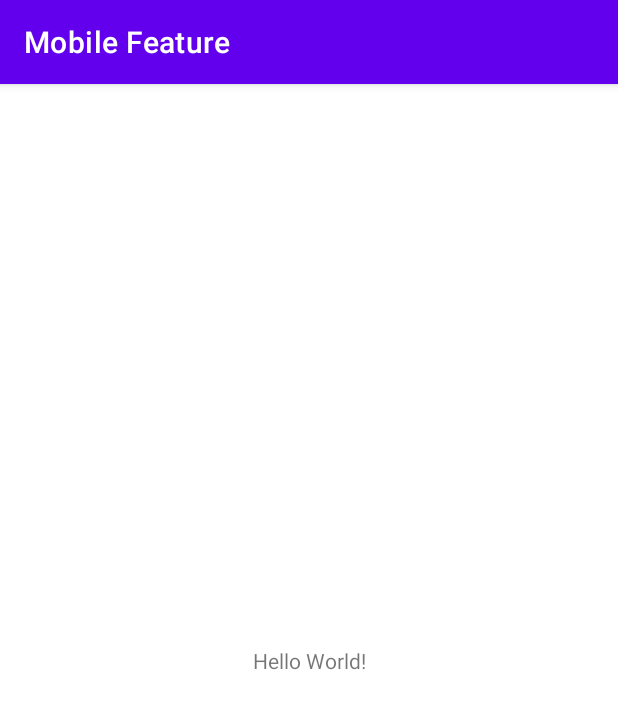
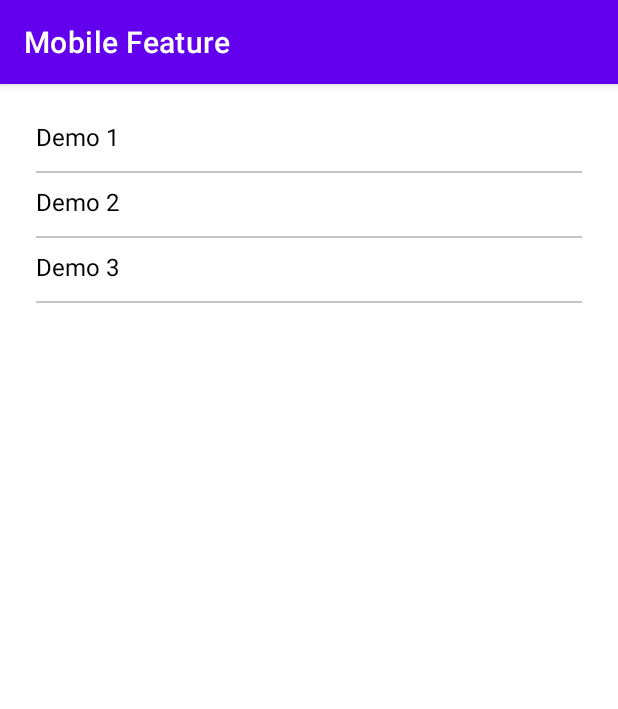
Before and after one commit to ybdevelopers/YB-Android-Projects, an Android app: the screen it shows after launch (MainActivity), on a phone screen of 412 x 824 dp. Shown: the top 709 px of the screen. Run offline under Robolectric (Android 15) with nearby library versions, the light colour scheme and no system bars; our stand-ins replace data binding.

Commit message:
- Completed Design of listing and added navigation controller setup in project.

```diff
--- a/MobileFeature/app/build.gradle
+++ b/MobileFeature/app/build.gradle
@@ -1,6 +1,7 @@
 plugins {
     id 'com.android.application'
     id 'kotlin-android'
+    id 'androidx.navigation.safeargs.kotlin'
 }
 
 android {
@@ -22,6 +23,9 @@ android {
             minifyEnabled false
             proguardFiles getDefaultProguardFile('proguard-android-optimize.txt'), 'proguard-rules.pro'
         }
+        buildFeatures {
+            dataBinding true
+        }
     }
     compileOptions {
         sourceCompatibility JavaVersion.VERSION_1_8
@@ -39,7 +43,14 @@ dependencies {
     implementation 'androidx.appcompat:appcompat:1.3.0'
     implementation 'com.google.android.material:material:1.3.0'
     implementation 'androidx.constraintlayout:constraintlayout:2.0.4'
+    implementation 'androidx.legacy:legacy-support-v4:1.0.0'
     testImplementation 'junit:junit:4.+'
     androidTestImplementation 'androidx.test.ext:junit:1.1.2'
     androidTestImplementation 'androidx.test.espresso:espresso-core:3.3.0'
+
+    // Navigation Component
+    implementation "androidx.navigation:navigation-fragment-ktx:2.3.5"
+    implementation "androidx.navigation:navigation-ui-ktx:2.3.5"
+
+
 }
--- /dev/null
+++ b/MobileFeature/app/src/main/java/com/ybdevelopers/mobilefeature/ListingFragment.kt
@@ -0,0 +1,22 @@
+package com.ybdevelopers.mobilefeature
+
+import android.os.Bundle
+import android.view.LayoutInflater
+import android.view.View
+import android.view.ViewGroup
+import androidx.databinding.DataBindingUtil
+import androidx.fragment.app.Fragment
+import com.ybdevelopers.mobilefeature.databinding.FragmentListingBinding
+
+class ListingFragment : Fragment() {
+    private lateinit var binding: FragmentListingBinding
+
+    override fun onCreateView(
+        inflater: LayoutInflater,
+        container: ViewGroup?,
+        savedInstanceState: Bundle?
+    ): View? {
+        binding = DataBindingUtil.inflate(inflater, R.layout.fragment_listing, container, false)
+        return binding.root
+    }
+}
--- a/MobileFeature/app/src/main/java/com/ybdevelopers/mobilefeature/MainActivity.kt
+++ b/MobileFeature/app/src/main/java/com/ybdevelopers/mobilefeature/MainActivity.kt
@@ -1,11 +1,21 @@
 package com.ybdevelopers.mobilefeature
 
+import android.os.Bundle
 import androidx.appcompat.app.AppCompatActivity
-import android.os.Bundle
+import androidx.databinding.DataBindingUtil
+import androidx.navigation.findNavController
+import com.ybdevelopers.mobilefeature.databinding.ActivityMainBinding
 
 class MainActivity : AppCompatActivity() {
+    private lateinit var binding: ActivityMainBinding
+
     override fun onCreate(savedInstanceState: Bundle?) {
         super.onCreate(savedInstanceState)
-        setContentView(R.layout.activity_main)
+        binding = DataBindingUtil.setContentView(this, R.layout.activity_main)
+    }
+
+    override fun onSupportNavigateUp(): Boolean {
+        val navController = findNavController(R.id.nav_host_fragment_container)
+        return navController.navigateUp() || super.onSupportNavigateUp()
     }
 }
--- a/MobileFeature/app/src/main/res/layout/activity_main.xml
+++ b/MobileFeature/app/src/main/res/layout/activity_main.xml
@@ -1,18 +1,20 @@
 <?xml version="1.0" encoding="utf-8"?>
-<androidx.constraintlayout.widget.ConstraintLayout xmlns:android="http://schemas.android.com/apk/res/android"
+<layout xmlns:android="http://schemas.android.com/apk/res/android"
     xmlns:app="http://schemas.android.com/apk/res-auto"
-    xmlns:tools="http://schemas.android.com/tools"
-    android:layout_width="match_parent"
-    android:layout_height="match_parent"
-    tools:context=".MainActivity">
+    xmlns:tools="http://schemas.android.com/tools">
 
-    <TextView
-        android:layout_width="wrap_content"
-        android:layout_height="wrap_content"
-        android:text="Hello World!"
-        app:layout_constraintBottom_toBottomOf="parent"
-        app:layout_constraintLeft_toLeftOf="parent"
-        app:layout_constraintRight_toRightOf="parent"
-        app:layout_constraintTop_toTopOf="parent" />
+    <androidx.constraintlayout.widget.ConstraintLayout
+        android:layout_width="match_parent"
+        android:layout_height="match_parent"
+        tools:context=".MainActivity">
 
-</androidx.constraintlayout.widget.ConstraintLayout>
+        <androidx.fragment.app.FragmentContainerView
+            android:id="@+id/nav_host_fragment"
+            android:name="androidx.navigation.fragment.NavHostFragment"
+            android:layout_width="match_parent"
+            android:layout_height="match_parent"
+            app:defaultNavHost="true"
+            app:navGraph="@navigation/nav_graph"/>
+
+    </androidx.constraintlayout.widget.ConstraintLayout>
+</layout>
--- /dev/null
+++ b/MobileFeature/app/src/main/res/layout/fragment_listing.xml
@@ -0,0 +1,108 @@
+<?xml version="1.0" encoding="utf-8"?>
+<layout xmlns:android="http://schemas.android.com/apk/res/android"
+    xmlns:app="http://schemas.android.com/apk/res-auto"
+    xmlns:tools="http://schemas.android.com/tools"
+    tools:context=".ListingFragment">
+
+    <androidx.core.widget.NestedScrollView
+        android:layout_width="match_parent"
+        android:layout_height="match_parent"
+        android:fillViewport="true"
+        android:padding="24dp">
+
+        <androidx.constraintlayout.widget.ConstraintLayout
+            android:layout_width="match_parent"
+            android:layout_height="wrap_content">
+
+            <TextView
+                android:id="@+id/tv_first_name"
+                android:layout_width="wrap_content"
+                android:layout_height="wrap_content"
+                android:text="Demo 1"
+                android:textColor="@color/black"
+                android:textSize="16sp"
+                app:layout_constraintStart_toStartOf="parent"
+                app:layout_constraintTop_toTopOf="parent" />
+
+            <androidx.recyclerview.widget.RecyclerView
+                android:id="@+id/rv_first"
+                android:layout_width="match_parent"
+                android:layout_height="wrap_content"
+                android:layout_marginTop="8dp"
+                app:layout_constraintEnd_toEndOf="parent"
+                app:layout_constraintStart_toStartOf="parent"
+                app:layout_constraintTop_toBottomOf="@id/tv_first_name" />
+
+            <View
+                android:id="@+id/first_divider"
+                android:layout_width="match_parent"
+                android:layout_height="1dp"
+                android:layout_marginTop="4dp"
+                android:background="#C5C5C5"
+                app:layout_constraintEnd_toEndOf="parent"
+                app:layout_constraintStart_toStartOf="parent"
+                app:layout_constraintTop_toBottomOf="@id/rv_first" />
+
+            <TextView
+                android:id="@+id/tv_second_name"
+                android:layout_width="wrap_content"
+                android:layout_height="wrap_content"
+                android:layout_marginTop="8dp"
+                android:text="Demo 2"
+                android:textColor="@color/black"
+                android:textSize="16sp"
+                app:layout_constraintStart_toStartOf="parent"
+                app:layout_constraintTop_toBottomOf="@+id/first_divider" />
+
+            <androidx.recyclerview.widget.RecyclerView
+                android:id="@+id/rv_second"
+                android:layout_width="match_parent"
+                android:layout_height="wrap_content"
+                android:layout_marginTop="8dp"
+                app:layout_constraintEnd_toEndOf="parent"
+                app:layout_constraintStart_toStartOf="parent"
+                app:layout_constraintTop_toBottomOf="@id/tv_second_name" />
+
+            <View
+                android:id="@+id/second_divider"
+                android:layout_width="match_parent"
+                android:layout_height="1dp"
+                android:layout_marginTop="4dp"
+                android:background="#C5C5C5"
+                app:layout_constraintEnd_toEndOf="parent"
+                app:layout_constraintStart_toStartOf="parent"
+                app:layout_constraintTop_toBottomOf="@id/rv_second" />
+
+            <TextView
+                android:id="@+id/tv_third_name"
+                android:layout_width="wrap_content"
+                android:layout_height="wrap_content"
+                android:layout_marginTop="8dp"
+                android:text="Demo 3"
+                android:textColor="@color/black"
+                android:textSize="16sp"
+                app:layout_constraintStart_toStartOf="parent"
+                app:layout_constraintTop_toBottomOf="@+id/second_divider" />
+
+            <androidx.recyclerview.widget.RecyclerView
+                android:id="@+id/rv_third"
+                android:layout_width="match_parent"
+                android:layout_height="wrap_content"
+                android:layout_marginTop="8dp"
+                app:layout_constraintEnd_toEndOf="parent"
+                app:layout_constraintStart_toStartOf="parent"
+                app:layout_constraintTop_toBottomOf="@id/tv_third_name" />
+
+            <View
+                android:id="@+id/third_divider"
+                android:layout_width="match_parent"
+                android:layout_height="1dp"
+                android:layout_marginTop="4dp"
+                android:background="#C5C5C5"
+                app:layout_constraintEnd_toEndOf="parent"
+                app:layout_constraintStart_toStartOf="parent"
+                app:layout_constraintTop_toBottomOf="@id/rv_third" />
+
+        </androidx.constraintlayout.widget.ConstraintLayout>
+    </androidx.core.widget.NestedScrollView>
+</layout>
--- /dev/null
+++ b/MobileFeature/app/src/main/res/layout/item_list.xml
@@ -0,0 +1,30 @@
+<?xml version="1.0" encoding="utf-8"?>
+<androidx.constraintlayout.widget.ConstraintLayout xmlns:android="http://schemas.android.com/apk/res/android"
+    android:layout_width="match_parent"
+    android:layout_height="match_parent"
+    xmlns:app="http://schemas.android.com/apk/res-auto">
+
+    <ImageView
+        android:id="@+id/iv_photo"
+        android:layout_width="wrap_content"
+        android:layout_height="wrap_content"
+        android:src="@drawable/ic_launcher_background"
+        app:layout_constraintStart_toStartOf="parent"
+        app:layout_constraintEnd_toEndOf="parent"
+        app:layout_constraintTop_toTopOf="parent" />
+
+    <TextView
+        android:id="@+id/tv_detail"
+        android:layout_width="wrap_content"
+        android:layout_height="wrap_content"
+        app:layout_constraintStart_toStartOf="parent"
+        app:layout_constraintEnd_toEndOf="parent"
+        android:layout_marginTop="8dp"
+        android:textSize="16sp"
+        android:text="Samsung"
+        android:textColor="@color/black"
+        android:textAllCaps="true"
+        android:textStyle="bold"
+        app:layout_constraintTop_toBottomOf="@id/iv_photo"/>
+
+</androidx.constraintlayout.widget.ConstraintLayout>
--- /dev/null
+++ b/MobileFeature/app/src/main/res/navigation/nav_graph.xml
@@ -0,0 +1,13 @@
+<?xml version="1.0" encoding="utf-8"?>
+<navigation xmlns:android="http://schemas.android.com/apk/res/android"
+    xmlns:app="http://schemas.android.com/apk/res-auto"
+    xmlns:tools="http://schemas.android.com/tools"
+    android:id="@+id/nav_graph"
+    app:startDestination="@id/listingFragment">
+
+    <fragment
+        android:id="@+id/listingFragment"
+        android:name="com.ybdevelopers.mobilefeature.ListingFragment"
+        android:label="fragment_listing"
+        tools:layout="@layout/fragment_listing" />
+</navigation>
--- a/MobileFeature/app/src/main/res/values/strings.xml
+++ b/MobileFeature/app/src/main/res/values/strings.xml
@@ -1,3 +1,5 @@
 <resources>
     <string name="app_name">Mobile Feature</string>
+    <!-- TODO: Remove or change this placeholder text -->
+    <string name="hello_blank_fragment">Hello blank fragment</string>
 </resources>
--- /dev/null
+++ b/MobileFeature/build.gradle
@@ -0,0 +1,26 @@
+// Top-level build file where you can add configuration options common to all sub-projects/modules.
+buildscript {
+    ext.kotlin_version = "1.3.72"
+    repositories {
+        google()
+        jcenter()
+    }
+    dependencies {
+        classpath "com.android.tools.build:gradle:4.1.1"
+        classpath "org.jetbrains.kotlin:kotlin-gradle-plugin:$kotlin_version"
+        classpath "androidx.navigation:navigation-safe-args-gradle-plugin:2.3.5"
+        // NOTE: Do not place your application dependencies here; they belong
+        // in the individual module build.gradle files
+    }
+}
+
+allprojects {
+    repositories {
+        google()
+        jcenter()
+    }
+}
+
+task clean(type: Delete) {
+    delete rootProject.buildDir
+}
--- /dev/null
+++ b/MobileFeature/settings.gradle
@@ -0,0 +1,2 @@
+include ':app'
+rootProject.name = "Mobile Feature"
```
Also changed, not shown: MobileFeature/gradle.properties (added, +21 -0 lines), MobileFeature/gradle/wrapper/gradle-wrapper.properties (added), 3 other files.
